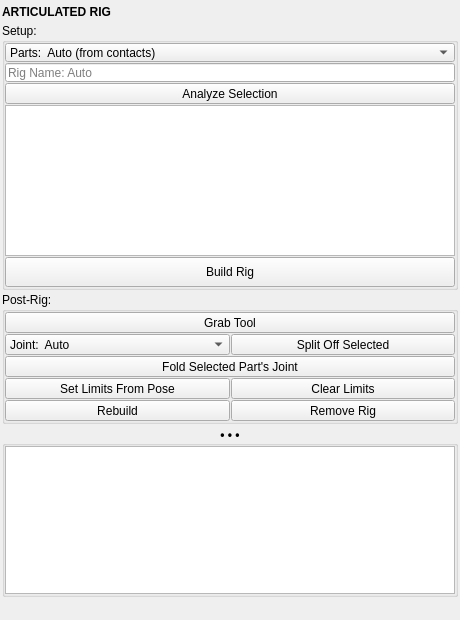
First picture: the form in mayatk/rig_utils/articulated_rig/articulated_rig.ui, repository m3trik/mayatk, before the edit.
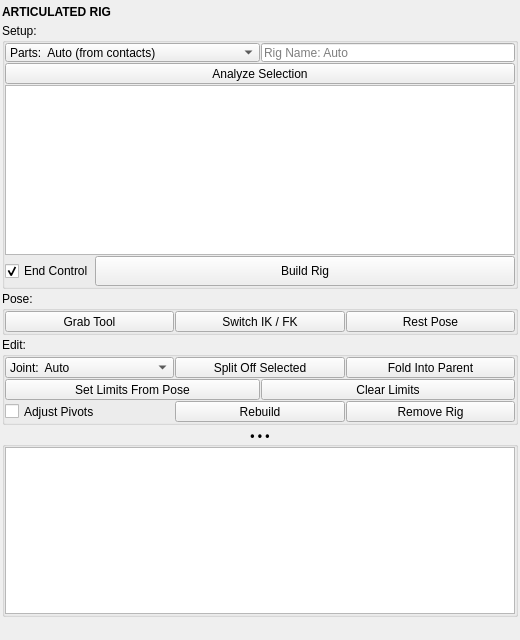
Second picture: the form after the edit. Custom widgets are drawn as their Qt base class.

The edit to the form file:
```diff
--- a/mayatk/rig_utils/articulated_rig/articulated_rig.ui
+++ b/mayatk/rig_utils/articulated_rig/articulated_rig.ui
@@ -6,8 +6,8 @@
    <rect>
     <x>0</x>
     <y>0</y>
-    <width>460</width>
-    <height>620</height>
+    <width>520</width>
+    <height>640</height>
    </rect>
   </property>
   <property name="windowTitle">
@@ -71,10 +71,21 @@
         <number>0</number>
        </property>
        <item>
+        <layout class="QHBoxLayout" name="horizontalLayout_source">
+         <property name="spacing">
+          <number>1</number>
+         </property>
+         <item>
         <widget class="ComboBox" name="cmb_source">
+           <property name="sizePolicy">
+            <sizepolicy hsizetype="Expanding" vsizetype="Fixed">
+             <horstretch>1</horstretch>
+             <verstretch>0</verstretch>
+            </sizepolicy>
+           </property>
          <property name="minimumSize">
           <size>
-           <width>0</width>
+             <width>160</width>
            <height>19</height>
           </size>
          </property>
@@ -98,6 +109,12 @@
        </item>
        <item>
         <widget class="QLineEdit" name="txt_name">
+           <property name="sizePolicy">
+            <sizepolicy hsizetype="Expanding" vsizetype="Fixed">
+             <horstretch>1</horstretch>
+             <verstretch>0</verstretch>
+            </sizepolicy>
+           </property>
          <property name="minimumSize">
           <size>
            <width>0</width>
@@ -109,6 +126,8 @@
          </property>
         </widget>
        </item>
+        </layout>
+       </item>
        <item>
         <widget class="QPushButton" name="btn_analyze">
          <property name="minimumSize">
@@ -133,7 +152,34 @@
         </widget>
        </item>
        <item>
+        <layout class="QHBoxLayout" name="horizontalLayout_build">
+         <property name="spacing">
+          <number>1</number>
+         </property>
+         <item>
+          <widget class="QCheckBox" name="chk_end_control">
+           <property name="minimumSize">
+            <size>
+             <width>0</width>
+             <height>30</height>
+            </size>
+           </property>
+           <property name="text">
+            <string>End Control</string>
+           </property>
+           <property name="checked">
+            <bool>true</bool>
+           </property>
+          </widget>
+         </item>
+         <item>
         <widget class="QPushButton" name="btn_build">
+           <property name="sizePolicy">
+            <sizepolicy hsizetype="Expanding" vsizetype="Fixed">
+             <horstretch>1</horstretch>
+             <verstretch>0</verstretch>
+            </sizepolicy>
+           </property>
          <property name="minimumSize">
           <size>
            <width>0</width>
@@ -146,14 +192,16 @@
         </widget>
        </item>
       </layout>
+       </item>
+      </layout>
      </widget>
     </item>
     <item>
      <widget class="QGroupBox" name="grp_post">
       <property name="title">
-       <string>Post-Rig:</string>
+       <string>Pose:</string>
       </property>
-      <layout class="QVBoxLayout" name="verticalLayout_post">
+      <layout class="QHBoxLayout" name="horizontalLayout_pose">
        <property name="spacing">
         <number>1</number>
        </property>
@@ -183,6 +231,56 @@
         </widget>
        </item>
        <item>
+        <widget class="PushButton" name="btn_ik_fk">
+         <property name="minimumSize">
+          <size>
+           <width>0</width>
+           <height>21</height>
+          </size>
+         </property>
+         <property name="text">
+          <string>Switch IK / FK</string>
+         </property>
+        </widget>
+       </item>
+       <item>
+        <widget class="QPushButton" name="btn_rest">
+         <property name="minimumSize">
+          <size>
+           <width>0</width>
+           <height>21</height>
+          </size>
+         </property>
+         <property name="text">
+          <string>Rest Pose</string>
+         </property>
+        </widget>
+       </item>
+      </layout>
+     </widget>
+    </item>
+    <item>
+     <widget class="QGroupBox" name="grp_edit">
+      <property name="title">
+       <string>Edit:</string>
+      </property>
+      <layout class="QVBoxLayout" name="verticalLayout_edit">
+       <property name="spacing">
+        <number>1</number>
+       </property>
+       <property name="leftMargin">
+        <number>0</number>
+       </property>
+       <property name="topMargin">
+        <number>0</number>
+       </property>
+       <property name="rightMargin">
+        <number>0</number>
+       </property>
+       <property name="bottomMargin">
+        <number>0</number>
+       </property>
+       <item>
         <layout class="QHBoxLayout" name="horizontalLayout_insert">
          <property name="spacing">
           <number>1</number>
@@ -240,8 +338,6 @@
            </property>
           </widget>
          </item>
-        </layout>
-       </item>
        <item>
         <widget class="QPushButton" name="btn_fold">
          <property name="minimumSize">
@@ -251,9 +347,11 @@
           </size>
          </property>
          <property name="text">
-          <string>Fold Selected Part's Joint</string>
-         </property>
-        </widget>
+            <string>Fold Into Parent</string>
+           </property>
+          </widget>
+         </item>
+        </layout>
        </item>
        <item>
         <layout class="QHBoxLayout" name="horizontalLayout_limits">
@@ -293,6 +391,19 @@
          <property name="spacing">
           <number>1</number>
          </property>
+         <item>
+          <widget class="QCheckBox" name="chk_adjust">
+           <property name="minimumSize">
+            <size>
+             <width>0</width>
+             <height>21</height>
+            </size>
+           </property>
+           <property name="text">
+            <string>Adjust Pivots</string>
+           </property>
+          </widget>
+         </item>
          <item>
           <widget class="QPushButton" name="btn_rebuild">
            <property name="minimumSize">
@@ -419,6 +530,11 @@
    <extends>QTableWidget</extends>
    <header>uitk.widgets.tableWidget</header>
   </customwidget>
+  <customwidget>
+   <class>PushButton</class>
+   <extends>QPushButton</extends>
+   <header>uitk.widgets.pushButton</header>
+  </customwidget>
  </customwidgets>
  <resources/>
  <connections/>
```
Left out of the diff: 2 changed lines with no effect on the pictures. Lines whose indentation alone changed are shown as unchanged.
